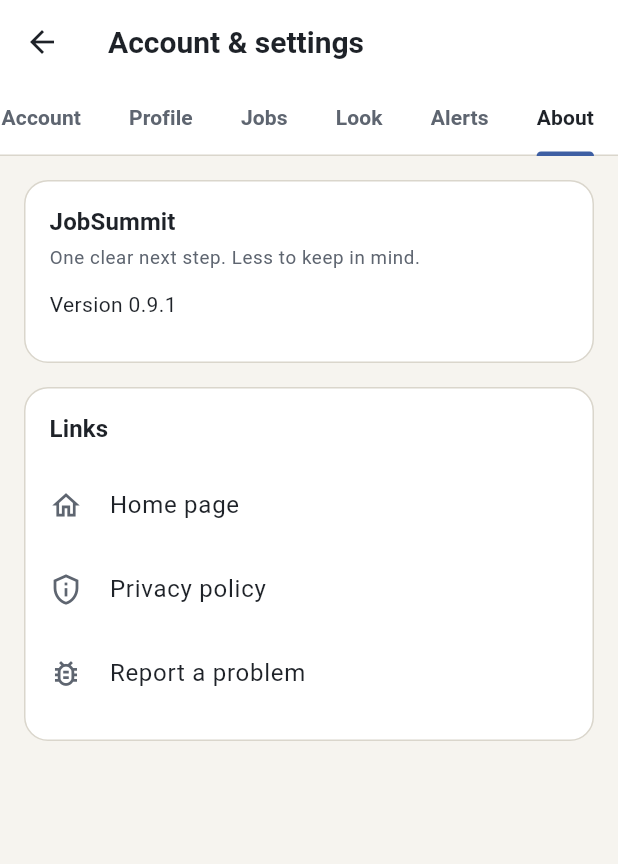
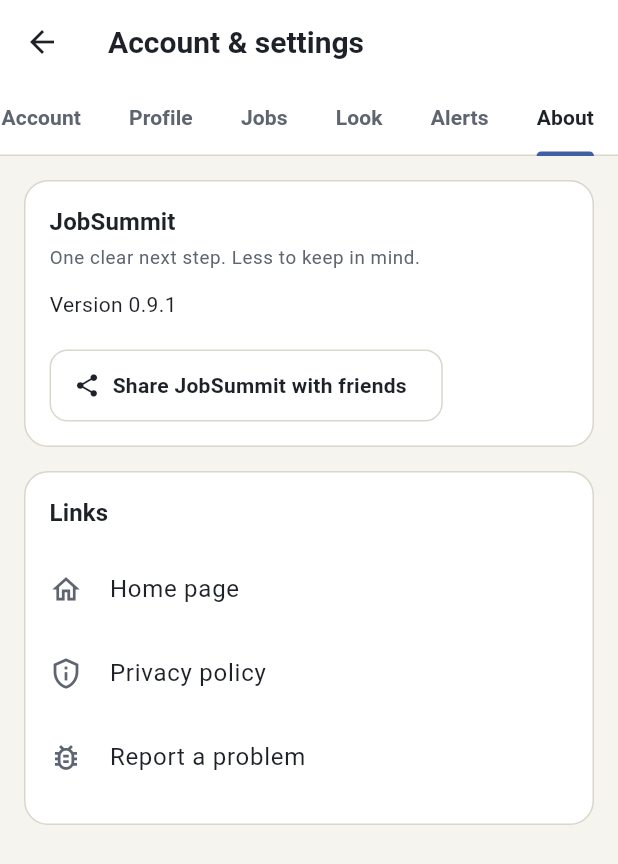
Before and after one commit to AnubhavSingh0603/exam-tracker, a Flutter app: the SettingsScreen screen opened directly, tab 6 chosen, on a phone screen of 412 x 824 dp. Shown: the top 864 px of the screen. Run offline on Flutter 3.47's test engine with Material 3 defaults, Android fonts, the phone set to English and light mode, and no system bars; our stand-ins replace device_info_plus, flutter_local_notifications, flutter_riverpod, flutter_secure_storage, flutter_svg, google_sign_in and 6 more; missing offline and left inert: device_calendar, ota_update, workmanager; accounts and stored records are empty; statements that could not run were skipped.

Commit message:
Share JobSummit: Settings > About opens the share sheet with a note and the download link
Co-Authored-By: Claude Opus 5.5 <noreply@anthropic.com>

```diff
--- a/mobile/lib/screens/settings_screen.dart
+++ b/mobile/lib/screens/settings_screen.dart
@@ -20,6 +20,7 @@ import '../utils/system_actions.dart';
 import '../widgets/app_icons.dart';
 import '../widgets/common.dart';
 import '../widgets/samsung_sleep_tip.dart';
+import '../widgets/share_app.dart';
 import '../widgets/update_dialog.dart';
 import 'home_shell.dart';
 
@@ -35,7 +36,7 @@ enum SettingsTab {
   final String label;
 }
 
-const kHomePage = 'https://anubhavsingh0603.github.io/exam-tracker/';
+const kHomePage = kShareLink;
 const kPrivacyPolicy = 'https://anubhavsingh0603.github.io/exam-tracker/privacy.html';
 const kIssues = 'https://github.com/AnubhavSingh0603/exam-tracker/issues';
 
@@ -571,6 +572,8 @@ class _AboutTab extends ConsumerWidget {
                 },
                 child: const Text('Check for updates'),
               ),
+            const SizedBox(height: 8),
+            const ShareAppButton(),
           ],
         ),
         _Section(
--- /dev/null
+++ b/mobile/lib/widgets/share_app.dart
@@ -0,0 +1,29 @@
+import 'package:flutter/material.dart';
+import 'package:share_plus/share_plus.dart';
+
+/// Home page with the download button; works for anyone, on any phone.
+const kShareLink = 'https://anubhavsingh0603.github.io/exam-tracker/';
+
+const kShareMessage = 'I use JobSummit to see only the government and PSU jobs I’m eligible for. '
+    'It also keeps track of my exams: admit cards, exam dates, answer keys and results. '
+    'Free, no ads: $kShareLink';
+
+/// Opens Android's share sheet (WhatsApp, Telegram, Instagram, Gmail, SMS,
+/// Nearby Share, copy…) with a short note and the download link.
+Future<void> shareApp([SharePlus? share]) => (share ?? SharePlus.instance).share(
+      ShareParams(text: kShareMessage, subject: 'JobSummit: government jobs you can apply for', title: 'Share JobSummit'),
+    );
+
+class ShareAppButton extends StatelessWidget {
+  const ShareAppButton({super.key, this.share});
+
+  /// For tests; the real share sheet otherwise.
+  final SharePlus? share;
+
+  @override
+  Widget build(BuildContext context) => OutlinedButton.icon(
+        onPressed: () => shareApp(share),
+        icon: const Icon(Icons.share_rounded, size: 18),
+        label: const Text('Share JobSummit with friends'),
+      );
+}
--- a/mobile/pubspec.yaml
+++ b/mobile/pubspec.yaml
@@ -43,12 +43,14 @@ dependencies:
   flutter_local_notifications: ^18.0.1
   html: ^0.15.7
   flutter_svg: ^2.3.0
+  share_plus: ^12.0.2
 
 dev_dependencies:
   flutter_test:
     sdk: flutter
   flutter_lints: ^5.0.0
   sqflite_common_ffi: ^2.3.4
+  share_plus_platform_interface: ^6.1.0
 
 flutter:
   uses-material-design: true
```
Also changed, not shown: mobile/pubspec.lock, 1 other file.
